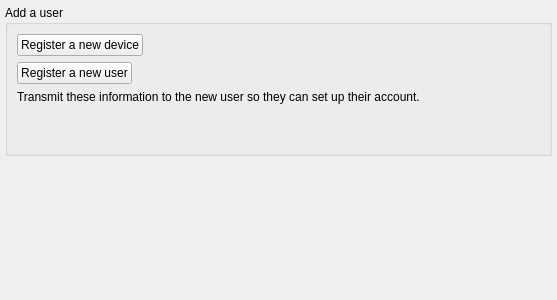
This is parsec/core/gui/forms/users_widget.ui in Scille/parsec-cloud as Qt 5 draws it before an edit. The edited form follows.
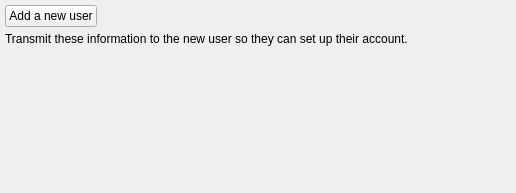
This is the edited form.

```diff
--- a/parsec/core/gui/forms/users_widget.ui
+++ b/parsec/core/gui/forms/users_widget.ui
@@ -6,8 +6,8 @@
    <rect>
     <x>0</x>
     <y>0</y>
-    <width>557</width>
-    <height>300</height>
+    <width>516</width>
+    <height>193</height>
    </rect>
   </property>
   <property name="windowTitle">
@@ -30,17 +30,11 @@
     <number>5</number>
    </property>
    <item>
-    <widget class="QGroupBox" name="groupBox">
-     <property name="title">
-      <string>Add a user</string>
-     </property>
-     <layout class="QVBoxLayout" name="verticalLayout_2">
-      <item>
        <layout class="QHBoxLayout" name="horizontalLayout_2">
         <item>
          <widget class="QPushButton" name="button_register_device">
           <property name="text">
-           <string>Register a new device</string>
+        <string>Add a new user</string>
           </property>
          </widget>
         </item>
@@ -59,30 +53,6 @@
         </item>
        </layout>
       </item>
-      <item>
-       <layout class="QHBoxLayout" name="horizontalLayout_3">
-        <item>
-         <widget class="QPushButton" name="button_register_user">
-          <property name="text">
-           <string>Register a new user</string>
-          </property>
-         </widget>
-        </item>
-        <item>
-         <spacer name="horizontalSpacer">
-          <property name="orientation">
-           <enum>Qt::Horizontal</enum>
-          </property>
-          <property name="sizeHint" stdset="0">
-           <size>
-            <width>40</width>
-            <height>20</height>
-           </size>
-          </property>
-         </spacer>
-        </item>
-       </layout>
-      </item>
       <item>
        <widget class="QLabel" name="label_help">
         <property name="text">
@@ -119,9 +89,6 @@
         <property name="text">
          <string/>
         </property>
-       </widget>
-      </item>
-     </layout>
     </widget>
    </item>
    <item>
```
Left out of the diff: 2 changed lines with no effect on the pictures. Lines whose indentation alone changed are shown as unchanged.
